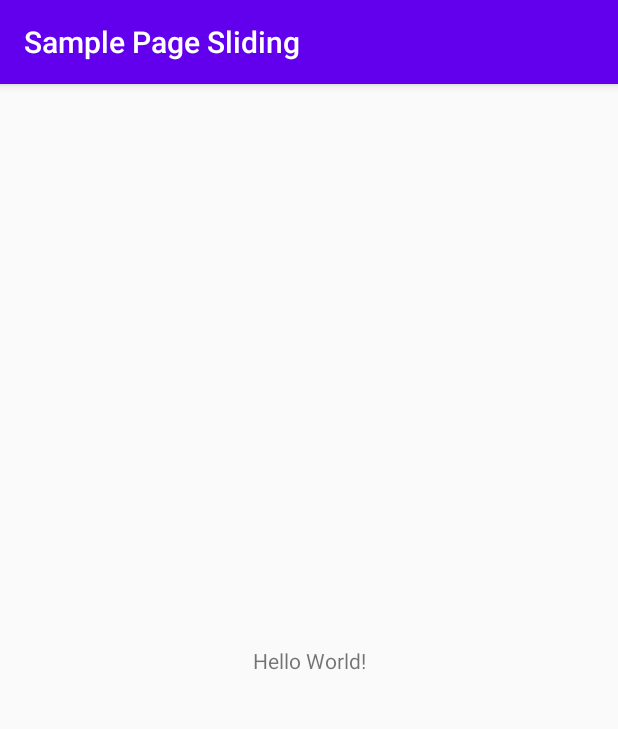
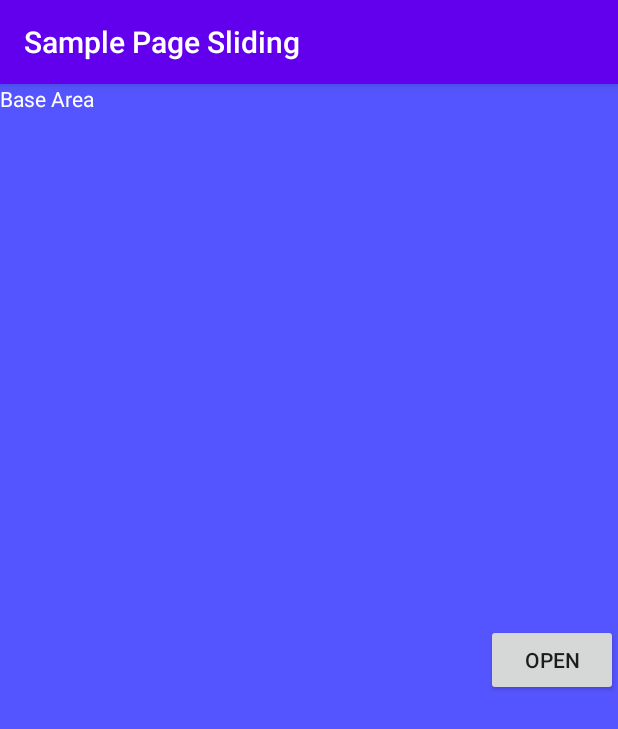
Before and after one commit to gardenk11181/sample_page_sliding, an Android app: the screen it shows after launch (MainActivity), on a phone screen of 412 x 824 dp. Shown: the top 729 px of the screen. Run offline under Robolectric (Android 15) with nearby library versions, the phone set to English and light mode, and no system bars.

```diff
--- a/app/src/main/java/com/gardenlab/samplepagesliding/MainActivity.java
+++ b/app/src/main/java/com/gardenlab/samplepagesliding/MainActivity.java
@@ -3,12 +3,71 @@ package com.gardenlab.samplepagesliding;
 import androidx.appcompat.app.AppCompatActivity;
 
 import android.os.Bundle;
+import android.view.View;
+import android.view.animation.Animation;
+import android.view.animation.AnimationUtils;
+import android.widget.Button;
+import android.widget.LinearLayout;
 
 public class MainActivity extends AppCompatActivity {
+    boolean isPageOpen = false;
+
+    Animation translateLeftAnim;
+    Animation translageRightAnim;
+
+    LinearLayout page;
+    Button button;
 
     @Override
     protected void onCreate(Bundle savedInstanceState) {
         super.onCreate(savedInstanceState);
         setContentView(R.layout.activity_main);
+        page = findViewById(R.id.page);
+
+        translateLeftAnim = AnimationUtils.loadAnimation(this,R.anim.translate_left);
+        translageRightAnim = AnimationUtils.loadAnimation(this,R.anim.translate_left);
+
+        SlidingPageAnimationListener animListener = new SlidingPageAnimationListener();
+        translateLeftAnim.setAnimationListener(animListener);
+        translageRightAnim.setAnimationListener(animListener);
+
+        button  = findViewById(R.id.button);
+        button.setOnClickListener(new View.OnClickListener() {
+            @Override
+            public void onClick(View v) {
+                if(isPageOpen) {
+                    page.startAnimation(translageRightAnim);
+                } else {
+                    page.setVisibility(View.VISIBLE);
+                    page.startAnimation(translateLeftAnim);
+                }
+            }
+        });
+
+    }
+
+    private class SlidingPageAnimationListener implements Animation.AnimationListener {
+        @Override
+        public void onAnimationStart(Animation animation) {
+
+        }
+
+        @Override
+        public void onAnimationEnd(Animation animation) {
+            if(isPageOpen) {
+                page.setVisibility(View.INVISIBLE);
+
+                button.setText("Open");
+                isPageOpen = false;
+            } else {
+                button.setText("true");
+                isPageOpen=true;
+            }
+        }
+
+        @Override
+        public void onAnimationRepeat(Animation animation) {
+
+        }
     }
 }
--- /dev/null
+++ b/app/src/main/res/anim/translate_left.xml
@@ -0,0 +1,11 @@
+<?xml version="1.0" encoding="utf-8"?>
+<set xmlns:android="http://schemas.android.com/apk/res/android"
+    android:interpolater="@android:anim/accelerate_decelerate_interpolator">
+    <translate
+        android:duration="500"
+        android:fromXDelta="100%p"
+        android:toXDelta="0%p"
+        android:repeatCount="0"
+        android:fillAfter="true">
+    </translate>
+</set>
--- a/app/src/main/res/layout/activity_main.xml
+++ b/app/src/main/res/layout/activity_main.xml
@@ -1,18 +1,61 @@
 <?xml version="1.0" encoding="utf-8"?>
-<androidx.constraintlayout.widget.ConstraintLayout xmlns:android="http://schemas.android.com/apk/res/android"
+<FrameLayout xmlns:android="http://schemas.android.com/apk/res/android"
     xmlns:app="http://schemas.android.com/apk/res-auto"
     xmlns:tools="http://schemas.android.com/tools"
     android:layout_width="match_parent"
     android:layout_height="match_parent"
     tools:context=".MainActivity">
 
-    <TextView
+    <LinearLayout
+        android:orientation="vertical"
+        android:layout_width="match_parent"
+        android:layout_height="match_parent"
+        android:background="#ff5555ff">
+
+        <TextView
+            android:layout_width="wrap_content"
+            android:layout_height="wrap_content"
+            android:text="Base Area"
+            android:textColor="#ffffffff"/>
+    </LinearLayout>
+
+    <LinearLayout
+        android:layout_width="200dp"
+        android:layout_height="match_parent"
+        android:id="@+id/page"
+        android:orientation="vertical"
+        android:layout_gravity="right"
+        android:background="#ffffff66"
+        android:visibility="gone">
+
+        <TextView
         android:layout_width="wrap_content"
         android:layout_height="wrap_content"
-        android:text="Hello World!"
-        app:layout_constraintBottom_toBottomOf="parent"
-        app:layout_constraintLeft_toLeftOf="parent"
-        app:layout_constraintRight_toRightOf="parent"
-        app:layout_constraintTop_toTopOf="parent" />
+        android:layout_weight="1"
+        android:text="Area #1"
+        android:textColor="#ff000000"/>
 
-</androidx.constraintlayout.widget.ConstraintLayout>
+        <TextView
+            android:layout_width="wrap_content"
+            android:layout_height="wrap_content"
+            android:layout_weight="1"
+            android:text="Area #2"
+            android:textColor="#ff000000"/>
+
+    </LinearLayout>
+
+    <LinearLayout
+        android:orientation="vertical"
+        android:layout_width="wrap_content"
+        android:layout_height="wrap_content"
+        android:background="#00000000"
+        android:layout_gravity="right|center_vertical">
+
+        <Button
+            android:id="@+id/button"
+            android:layout_width="wrap_content"
+            android:layout_height="wrap_content"
+            android:text="Open"/>
+    </LinearLayout>
+
+</FrameLayout>
```
